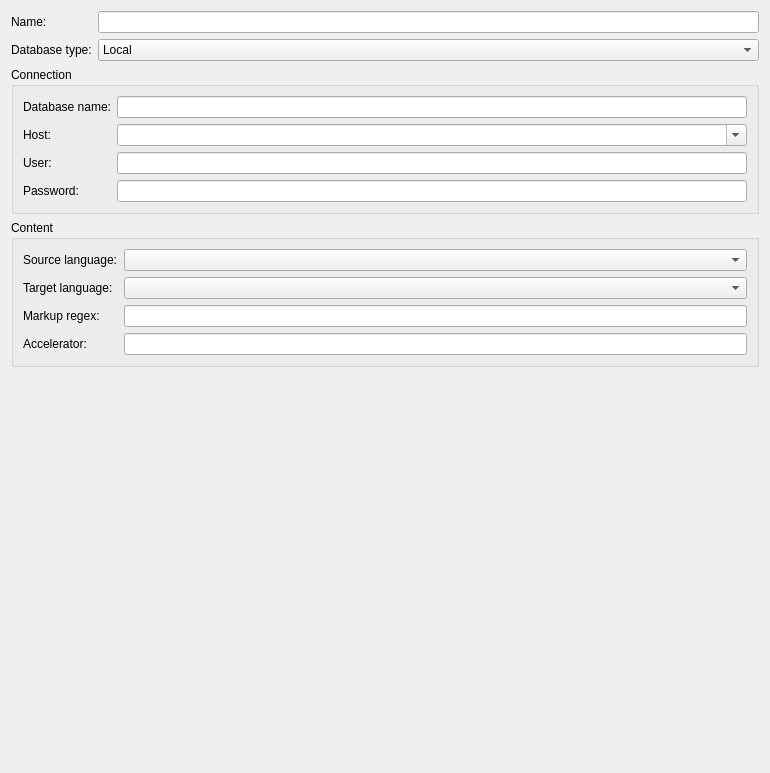
This is src/tm/dbparams.ui in KDE/lokalize as Qt 5 draws it before an edit. The edited form follows.
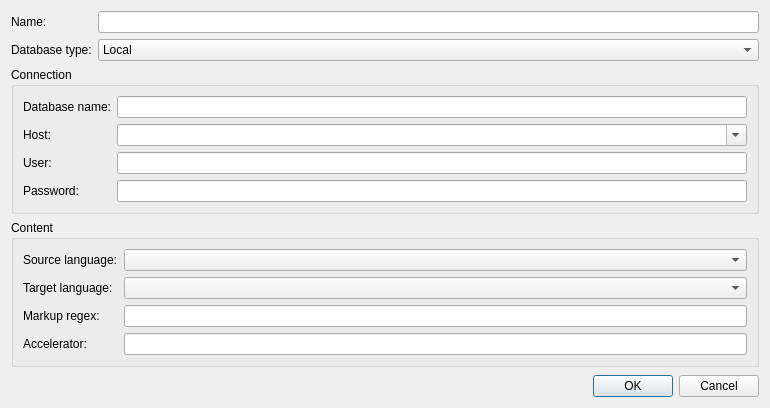
This is the edited form. Custom widgets are drawn as their Qt base class.

Patch:
```diff
--- a/src/tm/dbparams.ui
+++ b/src/tm/dbparams.ui
@@ -7,10 +7,13 @@
     <x>0</x>
     <y>0</y>
     <width>770</width>
-    <height>773</height>
+    <height>408</height>
    </rect>
   </property>
   <layout class="QGridLayout">
+   <property name="sizeConstraint">
+    <enum>QLayout::SetMinimumSize</enum>
+   </property>
    <item row="0" column="1">
     <widget class="QLineEdit" name="name"/>
    </item>
@@ -149,7 +152,14 @@
      </layout>
     </widget>
    </item>
-   <item row="8" column="0" colspan="2">
+   <item row="9" column="1">
+    <widget class="QDialogButtonBox" name="buttonBox">
+     <property name="standardButtons">
+      <set>QDialogButtonBox::Cancel|QDialogButtonBox::Ok</set>
+     </property>
+    </widget>
+   </item>
+   <item row="8" column="1">
     <spacer name="verticalSpacer">
      <property name="orientation">
       <enum>Qt::Vertical</enum>
```
Left out of the diff: 46 changed lines with no effect on the pictures.
